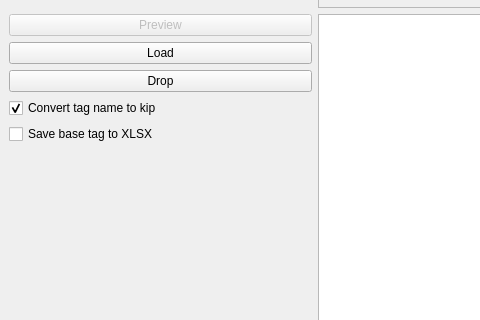
Old version of the form ui/iogen_main.ui in the repository DamirKh/io_ref; both pictures show x 0 to 480 and y 260 to 580 of the 1229 by 755 pixel window.
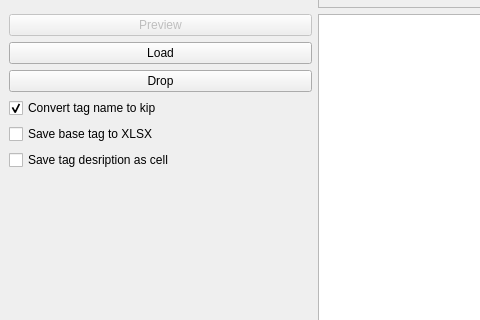
New version of the form.

Commit message: ver 0.7 "Save Description as cell" checkbox added

```diff
--- a/ui/iogen_main.ui
+++ b/ui/iogen_main.ui
@@ -95,6 +95,13 @@
           </property>
          </widget>
         </item>
+        <item>
+         <widget class="QCheckBox" name="checkBox_saveDescr">
+          <property name="text">
+           <string>Save tag desription as cell</string>
+          </property>
+         </widget>
+        </item>
         <item>
          <spacer name="verticalSpacer_3">
           <property name="orientation">
```
The commit also changes 3 other files.
